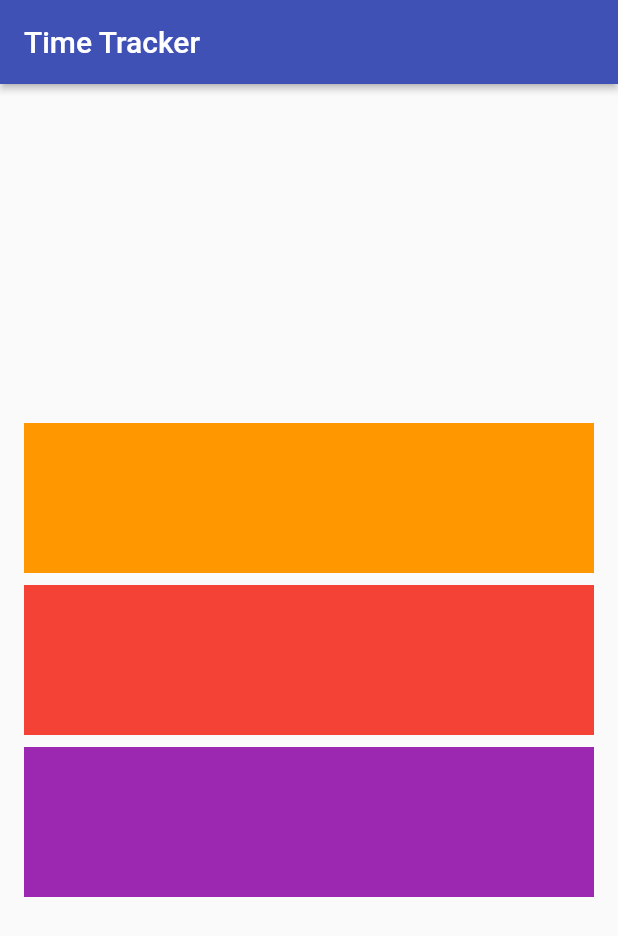
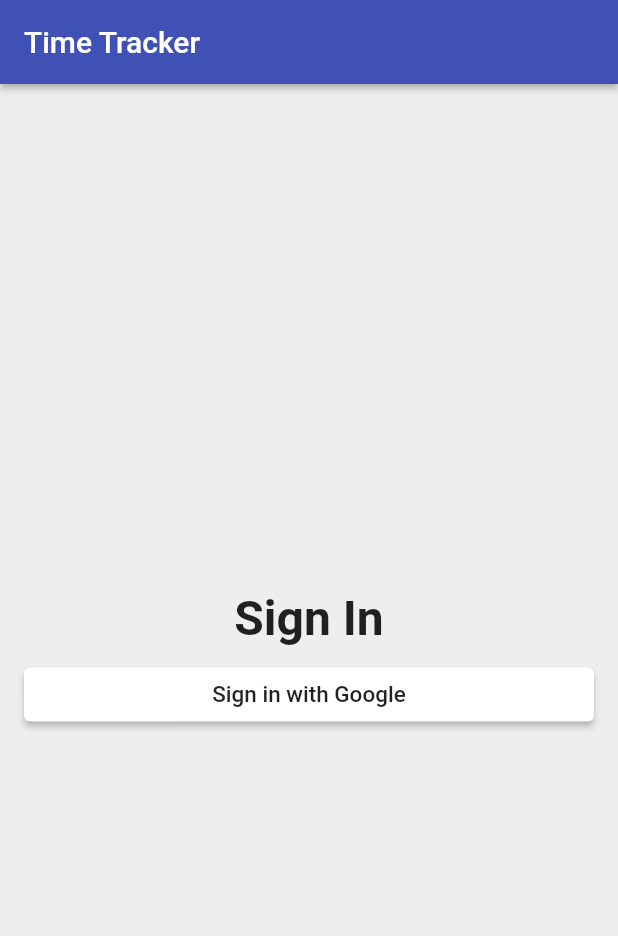
Before and after one commit to qaderhadad/time_tracker_flutter_course, a Flutter app: the screen it shows after launch, on a phone screen of 412 x 824 dp. Shown: the top 936 px of the screen. Run offline on Flutter 3.47's test engine with Material 2 defaults, Android fonts, the phone set to English and light mode, and no system bars.

Commit message:
Building buttons

```diff
--- /dev/null
+++ b/lib/app/sign_in/sign_in_button.dart
@@ -0,0 +1,18 @@
+import 'package:flutter/material.dart';
+import 'package:time_tracker_flutter_course/common_widgets/custom_raised_button.dart';
+
+class SignInButton extends CustomRaisedButton{
+  SignInButton({
+    String text,
+    Color color,
+    Color textColor,
+    VoidCallback onPressed,
+})  : super(  //Calling superClass constructor
+          child: Text(
+              text,
+              style: TextStyle(color: textColor, fontSize: 15.0),
+          ),
+        color: color,
+    onPressed: onPressed,
+  );
+}
--- a/lib/app/sign_in/sign_in_page.dart
+++ b/lib/app/sign_in/sign_in_page.dart
@@ -1,4 +1,5 @@
 import 'package:flutter/material.dart';
+import 'package:time_tracker_flutter_course/common_widgets/custom_raised_button.dart';
 
 class SignInPage extends StatelessWidget {
   @override
@@ -8,11 +9,14 @@ class SignInPage extends StatelessWidget {
         title: Text("Time Tracker"),
         elevation: 2.0,
       ),
-      body: _buildContent());
+      body: _buildContent(),
+      backgroundColor: Colors.grey[200],
+    );
   }
 }
 
-Widget _buildContent(){ //underscore(_) = Private, accessible only at File Level
+Widget _buildContent() {
+  //underscore(_) = Private, accessible only at File Level
   return Padding(
     padding: EdgeInsets.all(16),
     child: Column(
@@ -20,25 +24,25 @@ Widget _buildContent(){ //underscore(_) = Private, accessible only at File Level
       crossAxisAlignment: CrossAxisAlignment.stretch,
       mainAxisAlignment: MainAxisAlignment.center,
       children: <Widget>[
-        Container(
-          color: Colors.orange,
-          child: SizedBox(
-            height: 100.0,
+        Text(
+          "Sign In",
+          textAlign: TextAlign.center,
+          style: TextStyle(
+            fontSize: 32.0,
+            fontWeight: FontWeight.w600,
           ),
         ),
-        SizedBox(height: 8.0),  //SizedBox to add padding between Containers
-        Container(
-          color: Colors.red,
-          child: SizedBox(
-            height: 100.0,
+        SizedBox(height: 8.0), //SizedBox to add padding between Containers
+        CustomRaisedButton(
+          child: Text('Sign in with Google',
+              style: TextStyle(
+                color: Colors.black87,
+                fontSize: 15.0,
+              ),
           ),
-        ),
-        SizedBox(height: 8.0),
-        Container(
-          color: Colors.purple,
-          child: SizedBox(
-            height: 100.0,
-          ),
+          color: Colors.white,
+          borderRadius: 4.0,
+          onPressed: (){},
         ),
       ],
     ),
--- /dev/null
+++ b/lib/common_widgets/custom_raised_button.dart
@@ -0,0 +1,30 @@
+
+import 'package:flutter/material.dart';
+//This class was created in order to make the code reusable
+class CustomRaisedButton extends StatelessWidget {
+  CustomRaisedButton({
+    this.child,
+    this.color,
+    this.borderRadius,
+    this.onPressed
+  });
+  final Widget child;
+  final Color color;
+  final double borderRadius;
+  final VoidCallback onPressed;
+
+  @override
+  Widget build(BuildContext context) {
+    return RaisedButton(
+      //Button is disabled until onPressed is added
+      child: child,
+      color: color,
+      shape: RoundedRectangleBorder(
+        borderRadius: BorderRadius.all(
+          Radius.circular(borderRadius),
+        ),
+      ),
+      onPressed: onPressed, //() should stay empty, (null) to disable button
+    );
+  }
+}
```
